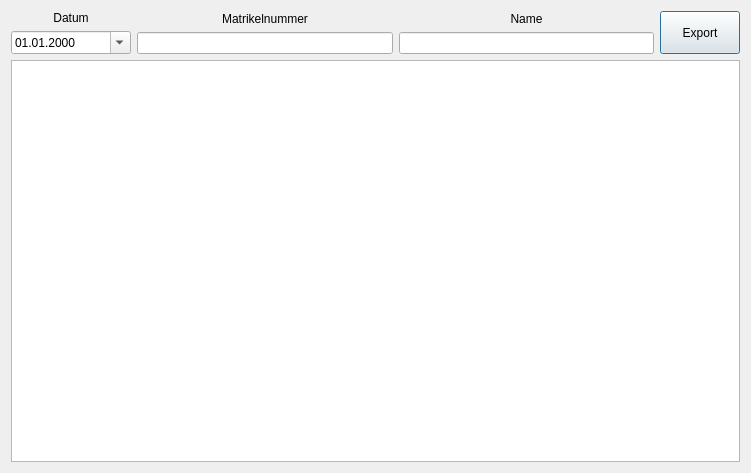
Above: timestampdialog.ui from Kopfwerk-Datensysteme/Power.Attendance before the change. Below: the same form after it.
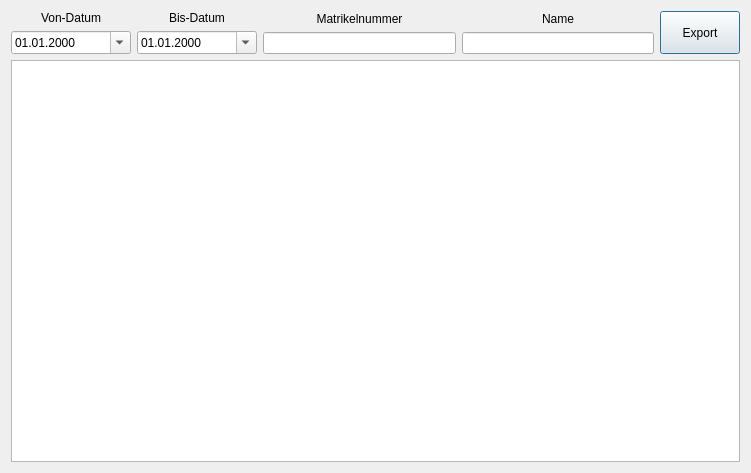
That is the form after the change.

Commit message: added support for a time frame in control UI

What changed in the file:
```diff
--- a/timestampdialog.ui
+++ b/timestampdialog.ui
@@ -15,7 +15,7 @@
   </property>
   <layout class="QGridLayout" name="gridLayout">
    <item row="0" column="0">
-    <layout class="QVBoxLayout" name="verticalLayout_4">
+    <layout class="QVBoxLayout" name="verticalLayout_5">
      <item>
       <layout class="QHBoxLayout" name="horizontalLayout">
        <item>
@@ -23,7 +23,7 @@
          <item>
           <widget class="QLabel" name="labelDate">
            <property name="text">
-            <string>Datum</string>
+            <string>Von-Datum</string>
            </property>
            <property name="alignment">
             <set>Qt::AlignCenter</set>
@@ -31,7 +31,37 @@
           </widget>
          </item>
          <item>
-          <widget class="QDateEdit" name="dateEdit">
+          <widget class="QDateEdit" name="fromDateEdit">
+           <property name="minimumSize">
+            <size>
+             <width>120</width>
+             <height>0</height>
+            </size>
+           </property>
+           <property name="displayFormat">
+            <string>dd.MM.yyyy</string>
+           </property>
+           <property name="calendarPopup">
+            <bool>true</bool>
+           </property>
+          </widget>
+         </item>
+        </layout>
+       </item>
+       <item>
+        <layout class="QVBoxLayout" name="verticalLayout_4">
+         <item>
+          <widget class="QLabel" name="labelDate_2">
+           <property name="text">
+            <string>Bis-Datum</string>
+           </property>
+           <property name="alignment">
+            <set>Qt::AlignCenter</set>
+           </property>
+          </widget>
+         </item>
+         <item>
+          <widget class="QDateEdit" name="toDateEdit">
            <property name="minimumSize">
             <size>
              <width>120</width>
```
The commit also changes 4 other files.
